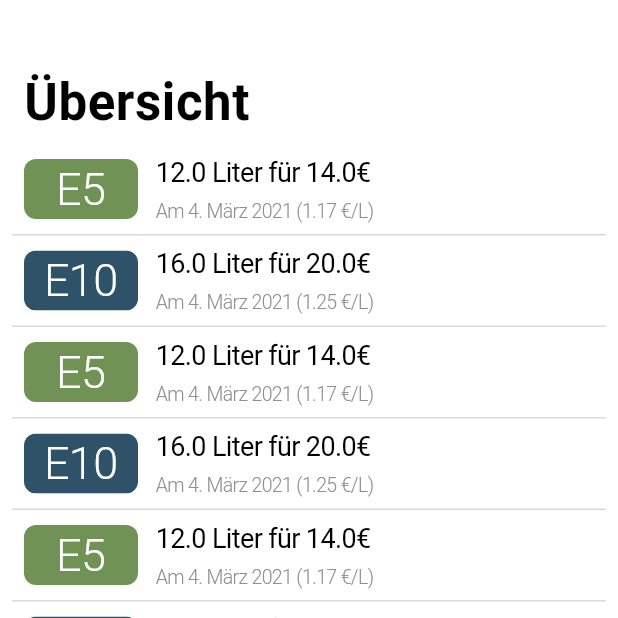
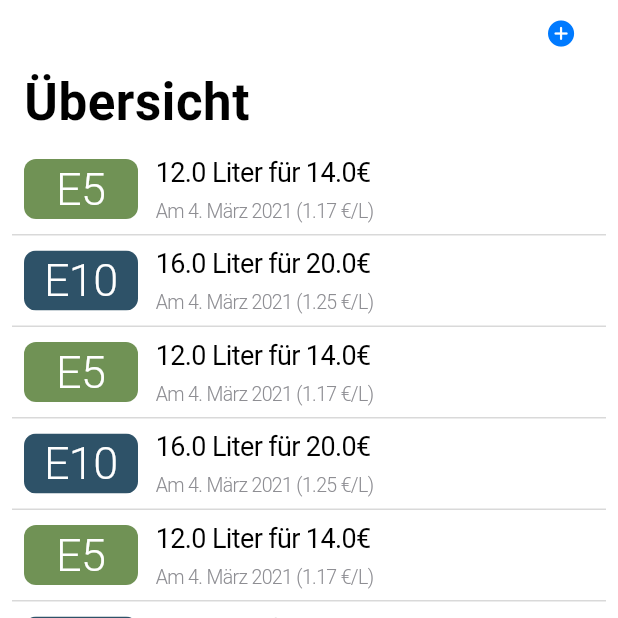
Before and after one commit to lucaschmider/Fueler, a Flutter app: the screen it shows after launch, on a phone screen of 412 x 824 dp, the top half of it. Run offline on Flutter 3.47's test engine with Material 2 defaults, Android fonts, the phone set to English and light mode, and no system bars; our stand-ins replace modal_bottom_sheet.

Commit message:
Add refuel button with dialog

```diff
--- a/lib/pages/dashboard/dashboard-main.dart
+++ b/lib/pages/dashboard/dashboard-main.dart
@@ -2,6 +2,7 @@ import 'package:flutter/cupertino.dart';
 import 'package:flutter/widgets.dart';
 import 'package:fueler/model/app-state.model.dart';
 import 'package:fueler/pages/dashboard/refueling-item.dart';
+import 'package:fueler/services/navigation.service.dart';
 import 'package:provider/provider.dart';
 
 class DashboardPage extends StatelessWidget {
@@ -13,6 +14,11 @@ class DashboardPage extends StatelessWidget {
         return CustomScrollView(
           slivers: <Widget>[
             CupertinoSliverNavigationBar(
+              trailing: CupertinoButton(
+                child: Icon(CupertinoIcons.add_circled_solid),
+                padding: EdgeInsets.zero,
+                onPressed: () => navigationService.openRefuelingDialog(context),
+              ),
               largeTitle: Text("Übersicht"),
             ),
             SliverList(
--- a/pubspec.yaml
+++ b/pubspec.yaml
@@ -26,6 +26,7 @@ dependencies:
   flutter:
     sdk: flutter
   intl: ^0.16.1
+  modal_bottom_sheet: ^1.0.0+1
 
 
   # The following adds the Cupertino Icons font to your application.
```
Also changed, not shown: lib/services/navigation.service.dart (added, +18 -0 lines), pubspec.lock.
